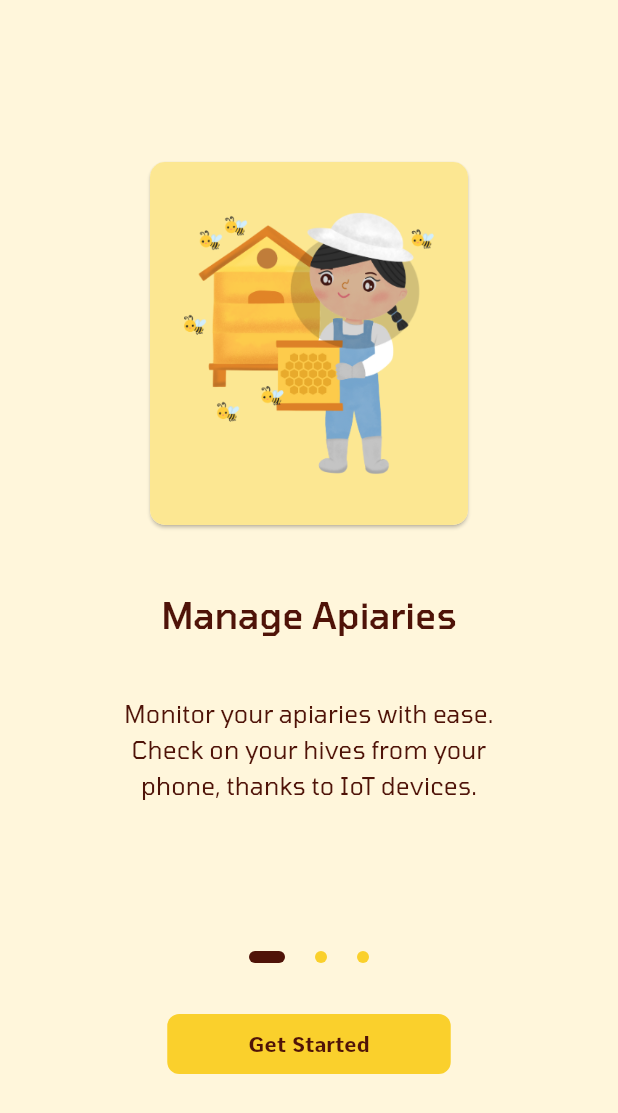
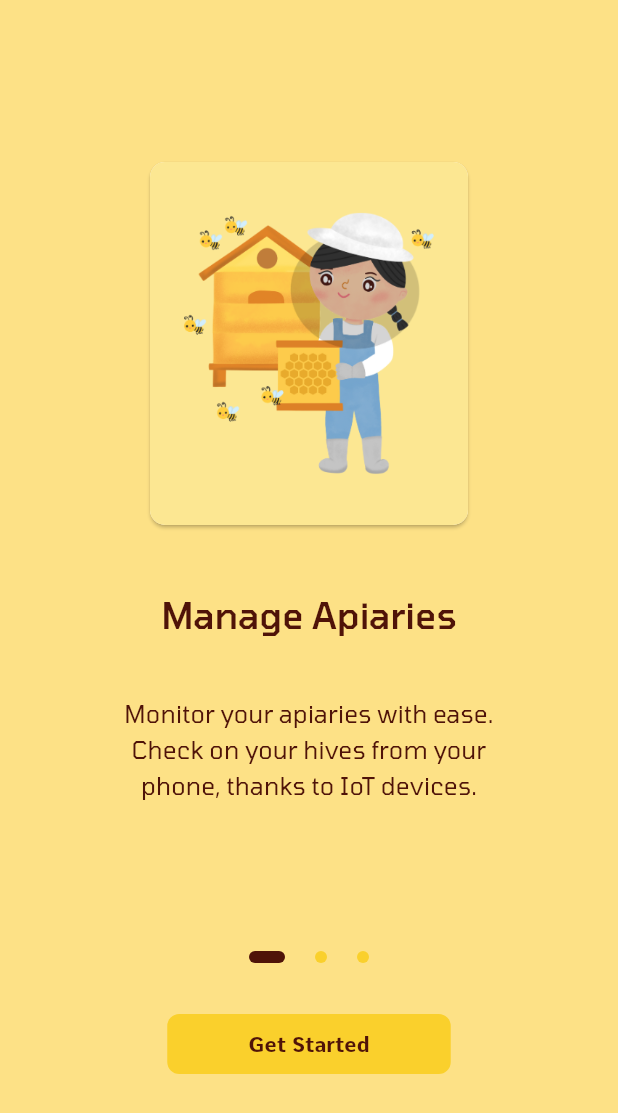
Before and after one commit to Sana-Kassamani/hivemind-app, a Flutter app: the screen it shows after launch, on a phone screen of 412 x 824 dp. Shown: the top 1113 px of the screen. Run offline on Flutter 3.47's test engine with Material 3 defaults, Android fonts, the phone set to English and light mode, and no system bars; drawn by our look-alikes of smooth_page_indicator; our stand-ins replace firebase_core, firebase_messaging, fl_chart, flutter_local_notifications, flutter_slidable, google_maps_flutter and 2 more; accounts and stored records are empty.

Commit message:
Flutter <> Edit - make colors theme related in appBar arrow

```diff
--- a/lib/pages/OnboardingScreens.dart
+++ b/lib/pages/OnboardingScreens.dart
@@ -12,7 +12,7 @@ class OnBoardingScreens extends StatelessWidget {
   @override
   Widget build(BuildContext context) {
     return Scaffold(
-      backgroundColor: ColorManager.WEATHER_BG,
+      backgroundColor: Theme.of(context).colorScheme.primaryFixed,
       body: Center(
         child: Column(
             mainAxisAlignment: MainAxisAlignment.center,
--- a/lib/pages/beekeeper/HivePage.dart
+++ b/lib/pages/beekeeper/HivePage.dart
@@ -38,7 +38,10 @@ class _HivePageBeekeeperState extends State<HivePageBeekeeper> {
     return Scaffold(
       appBar: AppBar(
         leading: IconButton(
-          icon: Icon(Icons.arrow_back),
+          icon: Icon(
+            Icons.arrow_back,
+            color: Theme.of(context).colorScheme.tertiary,
+          ),
           onPressed: () {
             Navigator.pop(context);
           },
--- a/lib/pages/owner/ApiaryPage.dart
+++ b/lib/pages/owner/ApiaryPage.dart
@@ -30,7 +30,8 @@ class _ApiaryPageOwnerState extends State<ApiaryPageOwner> {
     return Scaffold(
       appBar: AppBar(
         leading: IconButton(
-          icon: Icon(Icons.arrow_back),
+          icon: Icon(Icons.arrow_back,
+              color: Theme.of(context).colorScheme.tertiary),
           onPressed: () {
             Navigator.pop(context);
           },
--- a/lib/pages/owner/HivePage.dart
+++ b/lib/pages/owner/HivePage.dart
@@ -36,7 +36,10 @@ class _HivePageOwnerState extends State<HivePageOwner> {
     return Scaffold(
       appBar: AppBar(
         leading: IconButton(
-          icon: Icon(Icons.arrow_back),
+          icon: Icon(
+            Icons.arrow_back,
+            color: Theme.of(context).colorScheme.tertiary,
+          ),
           onPressed: () {
             Navigator.pop(context);
           },
```
